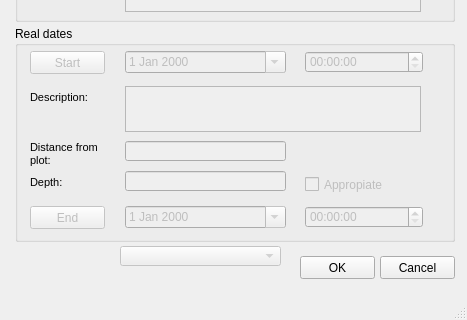
Giswater/giswater_qgis_plugin, file ui/mincut.ui: the form before one commit; both pictures show x 0 to 467 and y 403 to 723 of the 467 by 723 pixel window.
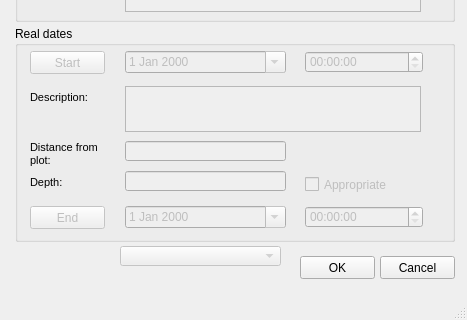
The form after the commit. Icons and pictures are not drawn.

Diff of the .ui file:
```diff
--- a/ui/mincut.ui
+++ b/ui/mincut.ui
@@ -536,7 +536,7 @@
       </rect>
      </property>
      <property name="text">
-      <string>Appropiate</string>
+      <string>Appropriate</string>
      </property>
     </widget>
     <widget class="QLineEdit" name="depth">
```
